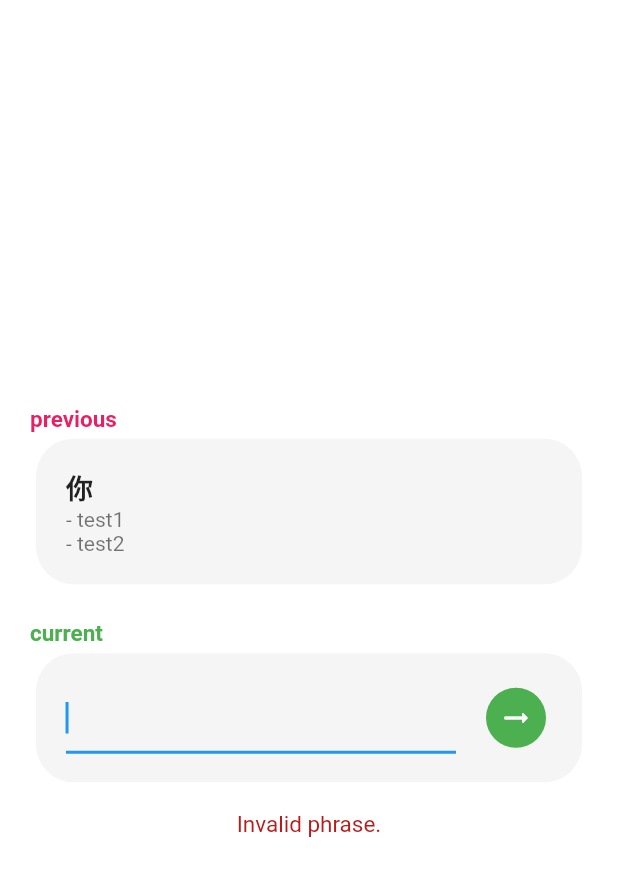
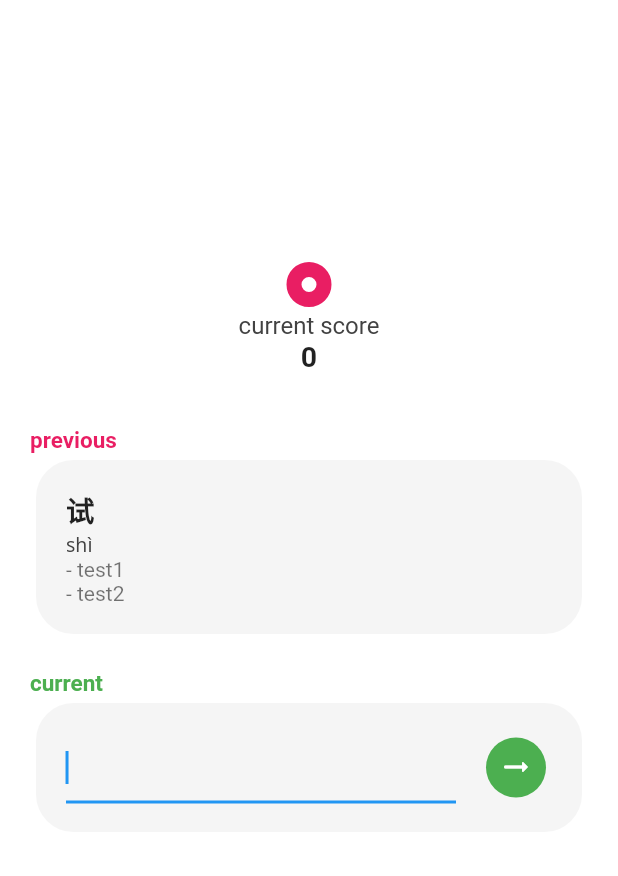
Before and after one commit to Candyzorua/floral_rain, a Flutter app: the InGamePage screen opened by its route, on a phone screen of 412 x 824 dp. Shown: the top 876 px of the screen. Run offline on Flutter 3.47's test engine with Material 2 defaults, Android fonts, the phone set to English and light mode, and no system bars; our stand-ins replace flutter_riverpod, google_fonts, google_nav_bar, riverpod; Roboto replaces fonts that are missing (ZenKakuGothicAntique); statements that could not run were skipped.

Commit message:
Show score and timer for in-game page, re-init game page when start game, route to game over page whenever end game

```diff
--- a/lib/components/definitions.dart
+++ b/lib/components/definitions.dart
@@ -8,7 +8,12 @@ class Definitions extends StatelessWidget {
   Widget build(BuildContext context) {
     return Column(
       crossAxisAlignment: CrossAxisAlignment.start,
-      children: definitions.map((e){ return Text('- ${e}');}).toList()
+      children: [
+        Column(
+          crossAxisAlignment: CrossAxisAlignment.start,
+          children: definitions.map((e){ return Text('- $e');}).toList()
+        ),
+      ],
     );
   }
 }
--- a/lib/components/game_display_card.dart
+++ b/lib/components/game_display_card.dart
@@ -2,6 +2,7 @@ import 'package:floral_rain/state/game_provider.dart';
 import 'package:floral_rain/state/game_state.dart';
 import 'package:flutter/material.dart';
 import 'package:flutter_riverpod/flutter_riverpod.dart';
+import 'package:google_fonts/google_fonts.dart';
 import '../const.dart';
 import 'definitions.dart';
 
@@ -30,9 +31,18 @@ class GameDisplayCard extends ConsumerWidget {
                         Radius.circular(25),
                       )),
                       child: ListTile(
-                          title: Text(
-                            gs.previous.simplified,
-                            style: GAME_LARGE_TEXT_STYLE,
+                          title: Column(
+                            crossAxisAlignment: CrossAxisAlignment.start,
+                            children: [
+                              Text(
+                                gs.previous.simplified,
+                                style: GAME_LARGE_TEXT_STYLE,
+                              ),
+                              Text(
+                                gs.previous.pinyin.toLowerCase(),
+                                style: GoogleFonts.notoSans(textStyle: GAME_PINYIN_TEXT_STYLE),
+                              )
+                            ],
                           ),
                           subtitle: Definitions(gs.previous.definitions),
                           contentPadding: const EdgeInsets.symmetric(
--- a/lib/components/invalid_phrase_text.dart
+++ b/lib/components/invalid_phrase_text.dart
@@ -15,14 +15,14 @@ class InvalidPhraseText extends ConsumerWidget {
     return gameState.when(
         loading: () => const SizedBox.shrink(), // empty view
         error: (error, stack) => const SizedBox.shrink(),
-        data: (gs) => gs.isInvalidPhrase
+        data: (gs) => gs.error != null
             ? Padding(
                 padding:
                     const EdgeInsets.symmetric(vertical: 5, horizontal: 20),
                 child: Column(
                   crossAxisAlignment: CrossAxisAlignment.start,
                   children: [
-                    Text('Invalid phrase.', style: GAME_ERROR_TEXT_STYLE),
+                    Text(gs.error.toString(), style: GAME_ERROR_TEXT_STYLE),
                   ],
                 ),
               )
--- /dev/null
+++ b/lib/components/score_card.dart
@@ -0,0 +1,45 @@
+import 'package:floral_rain/const.dart';
+import 'package:flutter/material.dart';
+import 'package:flutter_riverpod/flutter_riverpod.dart';
+
+import '../state/game_provider.dart';
+import '../state/game_state.dart';
+
+class ScoreCard extends ConsumerStatefulWidget {
+  const ScoreCard({super.key});
+
+  @override
+  ConsumerState<ScoreCard> createState() => _ScoreCardState();
+}
+
+class _ScoreCardState extends ConsumerState<ScoreCard> {
+  int scoreCardScore = 0;
+
+  @override
+  Widget build(BuildContext context) {
+    ref.listen(
+      gameNotifierProvider,
+          (previous, next) {
+        next.whenData((value) => {
+          setState((){
+            scoreCardScore = value.score;
+          })
+        });
+      },
+    );
+
+    return SizedBox(
+      width: 130,
+      height: 75,
+      child: Padding(
+        padding: const EdgeInsets.all(8.0),
+        child: Column(
+          children: [
+            Text('current score', style: GAME_LIGHT_TEXT_STYLE,),
+            Text('$scoreCardScore', style: GAME_LARGE_TEXT_STYLE,)
+          ],
+        ),
+      ),
+    );
+  }
+}
--- a/lib/components/timer.dart
+++ b/lib/components/timer.dart
@@ -1,44 +1,61 @@
 import 'dart:async';
+import 'package:floral_rain/const.dart';
+import 'package:floral_rain/pages/game_over_page.dart';
+import 'package:floral_rain/state/game_provider.dart';
 import 'package:flutter/material.dart';
+import 'package:flutter_riverpod/flutter_riverpod.dart';
 
-class FloralTimer extends StatefulWidget {
+import '../state/game_state.dart';
+
+class FloralTimer extends ConsumerStatefulWidget {
   const FloralTimer({super.key});
 
   @override
-  State<FloralTimer> createState() => _TimerState();
+  ConsumerState<FloralTimer> createState() => _FloralTimerState();
 }
 
-class _TimerState extends State<FloralTimer> {
+class _FloralTimerState extends ConsumerState<FloralTimer> {
   // timer
   int seconds = maxSeconds;
   Timer? timer;
-  static const maxSeconds = 60;
+  static const maxSeconds = 10;
 
   @override
   Widget build(BuildContext context) {
-    return CircularProgressIndicator(
-      value: seconds / maxSeconds,
+    ref.listen(
+      gameNotifierProvider,
+      (previous, next) {
+        next.whenData((value) => {
+              if (value.error == null) {_resetTimer()}
+            });
+      },
     );
-  }
-
-  @override
-  void initState() {
-    super.initState();
-    _startTimer();
+    return SizedBox(
+      width: 20,
+      height: 20,
+      child: CircularProgressIndicator(
+        strokeWidth: 10.0,
+        color: STANDARD_PINK,
+        value: seconds / maxSeconds,
+      ),
+    );
   }
 
   // timer helper functions
 
   void _startTimer() {
     timer = Timer.periodic(
-        const Duration(milliseconds: 100),
-            (_) => setState(() {
-          if (seconds > 0) {
-            seconds--;
-          } else {
-            _stopTimer();
-          }
-        }));
+        const Duration(seconds: 1),
+        (_) => {
+              if (seconds > 0)
+                {
+                  setState(() {
+                    seconds--;
+                  })
+                }
+              else
+                {_navigateToGameOverPage()}
+            });
   }
 
   void _stopTimer() {
@@ -46,8 +63,20 @@ class _TimerState extends State<FloralTimer> {
   }
 
   void _resetTimer() {
+    _stopTimer();
     setState(() {
       seconds = maxSeconds;
     });
+    _startTimer();
+  }
+
+  void _navigateToGameOverPage() {
+    _stopTimer();
+    AsyncValue<GameState> currGameState = ref.read(gameNotifierProvider);
+    currGameState.whenData((value) => Navigator.push(
+          context,
+          MaterialPageRoute(
+              builder: (context) => GameOverPage(score: value.score)),
+        ));
   }
 }
--- a/lib/const.dart
+++ b/lib/const.dart
@@ -7,6 +7,7 @@ Color BGCOLOR = Colors.white;
 Color BOTTOM_SHEET_COLOR = Colors.white;
 Color? STANDARD_GREY = Colors.grey[100];
 Color STANDARD_GREEN = Colors.green;
+Color STANDARD_PINK = Colors.pink;
 
 // navbar text styles
 TextStyle BOTTOM_NAVBAR_STYLE =
@@ -35,9 +36,19 @@ const TextStyle(fontSize: 15, fontWeight: FontWeight.w700, fontFamily: 'ZenKakuG
 TextStyle GAME_CURRENT_TEXT_STYLE =
 const TextStyle(fontSize: 15, fontWeight: FontWeight.w700, fontFamily: 'ZenKakuGothicAntique', color: Colors.green);
 TextStyle GAME_LARGE_TEXT_STYLE =
-const TextStyle(fontSize: 18, fontWeight: FontWeight.w700, fontFamily: 'ZenKakuGothicAntique');
+const TextStyle(fontSize: 19, fontWeight: FontWeight.w700, fontFamily: 'ZenKakuGothicAntique');
 TextStyle GAME_ERROR_TEXT_STYLE =
 TextStyle(fontSize: 15, fontWeight: FontWeight.w400, fontFamily: 'ZenKakuGothicAntique', color: Colors.red[900]);
+TextStyle GAME_LIGHT_TEXT_STYLE =
+TextStyle(fontSize: 16, fontWeight: FontWeight.w400, fontFamily: 'ZenKakuGothicAntique', color: Colors.grey[800]);
+TextStyle GAME_PINYIN_TEXT_STYLE =
+TextStyle(fontSize: 13, fontWeight: FontWeight.w400, color: Colors.grey[800]);
 
-PhraseItem testPhraseItem = const PhraseItem(definitions: ["test1", "test2"], simplified: "你", traditional: "你", pinyin: "test", id: "test");
-GameState testGameState = GameState(previous: testPhraseItem, score: 0, isInvalidPhrase: true, isUnknownError: false);
+// game over page text styles
+TextStyle GAME_OVER_LARGE_TEXT_STYLE =
+const TextStyle(fontSize: 28, fontWeight: FontWeight.w700, fontFamily: 'ZenKakuGothicAntique', color: Colors.white);
+TextStyle GAME_OVER_LIGHT_TEXT_STYLE =
+const TextStyle(fontSize: 23, fontWeight: FontWeight.w400, fontFamily: 'ZenKakuGothicAntique', color: Colors.white);
+
+PhraseItem testPhraseItem = const PhraseItem(definitions: ["test1", "test2"], simplified: "试", traditional: "试", pinyin: "shì", id: "test");
+GameState testGameState = GameState(previous: testPhraseItem, score: 0, error: null);
--- a/lib/helpers/route_generator.dart
+++ b/lib/helpers/route_generator.dart
@@ -1,10 +1,10 @@
 import 'package:flutter/material.dart';
-
 import '../pages/home_page.dart';
 import '../pages/in_game_page.dart';
 
 class RouteGenerator {
   static Route<dynamic> generateRoute(RouteSettings settings) {
+    Object? args = settings.arguments;
     switch (settings.name) {
       case '/':
         return MaterialPageRoute(builder: (_) => const HomePage());
--- a/lib/pages/in_game_page.dart
+++ b/lib/pages/in_game_page.dart
@@ -1,9 +1,11 @@
 import 'package:floral_rain/components/game_display_card.dart';
 import 'package:floral_rain/components/invalid_phrase_text.dart';
+import 'package:floral_rain/components/score_card.dart';
 import 'package:floral_rain/const.dart';
 import 'package:flutter/material.dart';
 
 import '../components/game_input_card.dart';
+import '../components/timer.dart';
 
 class InGamePage extends StatefulWidget {
   const InGamePage({super.key});
@@ -13,7 +15,6 @@ class InGamePage extends StatefulWidget {
 }
 
 class _InGamePageState extends State<InGamePage> {
-
   @override
   Widget build(BuildContext context) {
     return Scaffold(
@@ -22,9 +23,24 @@ class _InGamePageState extends State<InGamePage> {
         child: Column(
           mainAxisAlignment: MainAxisAlignment.center,
           children: [
-            const GameDisplayCard('previous'),
-            GameInputCard('current'),
-            const InvalidPhraseText()
+            const Expanded(
+                flex: 4,
+                child: Column(
+                  mainAxisAlignment: MainAxisAlignment.end,
+                  children: [
+                    FloralTimer(),
+                    ScoreCard(),
+                  ],
+                )),
+            Expanded(
+                flex: 8,
+                child: Column(
+                  children: [
+                    const GameDisplayCard('previous'),
+                    GameInputCard('current'),
+                    const InvalidPhraseText(),
+                  ],
+                )),
           ],
         ),
       ),
--- a/lib/state/game_state.dart
+++ b/lib/state/game_state.dart
@@ -5,18 +5,16 @@ import 'package:flutter/cupertino.dart';
 class GameState {
   final PhraseItem previous;
   final int score;
-  final bool isInvalidPhrase;
-  final bool isUnknownError;
+  final Object? error;
 
-  const GameState({required this.previous, required this.score, required this.isInvalidPhrase, required this.isUnknownError});
+  const GameState({required this.previous, required this.score, required this.error});
 
   // Since GameState is immutable, this method allows cloning with different content
-  GameState copyWith({PhraseItem? previous, int? score, bool? isInvalidPhrase, bool? isUnknownError}) {
+  GameState copyWith({PhraseItem? previous, int? score, Object? error}) {
     return GameState(
       previous: previous ?? this.previous,
       score: score ?? this.score,
-      isInvalidPhrase: isInvalidPhrase ?? this.isInvalidPhrase,
-      isUnknownError: isUnknownError ?? this.isUnknownError
+      error: error
     );
   }
 }
--- a/pubspec.yaml
+++ b/pubspec.yaml
@@ -35,7 +35,7 @@ dependencies:
   # Use with the CupertinoIcons class for iOS style icons.
   cupertino_icons: ^1.0.2
   google_nav_bar: ^5.0.6
-  google_fonts: ^2.0.0
+  google_fonts: ^4.0.4
   shared_preferences: ^2.2.0
   http: ^0.13.6
   riverpod: ^2.3.7
```
Also changed, not shown: lib/pages/game_over_page.dart (added, +44 -0 lines), lib/pages/start_game_page.dart (+26 -14 lines), lib/services/http_service.dart (+41 -6 lines), lib/state/game_provider.dart (+11 -8 lines), assets/images/falling_flowers.png (added), pubspec.lock, 1 other file.
